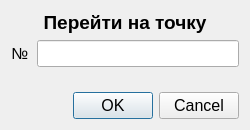
Before: the Qt Designer form app/SML/gui/to_selection_point_dialog.ui in Xtail96/SML, drawn with Qt 5.
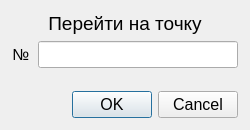
After: the same form once the commit is applied.

The edit to the form file:
```diff
--- a/app/SML/gui/to_selection_point_dialog.ui
+++ b/app/SML/gui/to_selection_point_dialog.ui
@@ -19,6 +19,18 @@
    <string>Курсор на точку</string>
   </property>
   <layout class="QGridLayout" name="gridLayout">
+   <property name="leftMargin">
+    <number>12</number>
+   </property>
+   <property name="topMargin">
+    <number>12</number>
+   </property>
+   <property name="rightMargin">
+    <number>12</number>
+   </property>
+   <property name="bottomMargin">
+    <number>12</number>
+   </property>
    <item row="1" column="0">
     <widget class="QLabel" name="toPointNumberLabel">
      <property name="sizePolicy">
@@ -42,8 +54,8 @@
      <property name="font">
       <font>
        <pointsize>14</pointsize>
-       <weight>75</weight>
-       <bold>true</bold>
+       <weight>50</weight>
+       <bold>false</bold>
       </font>
      </property>
      <property name="text">
```
